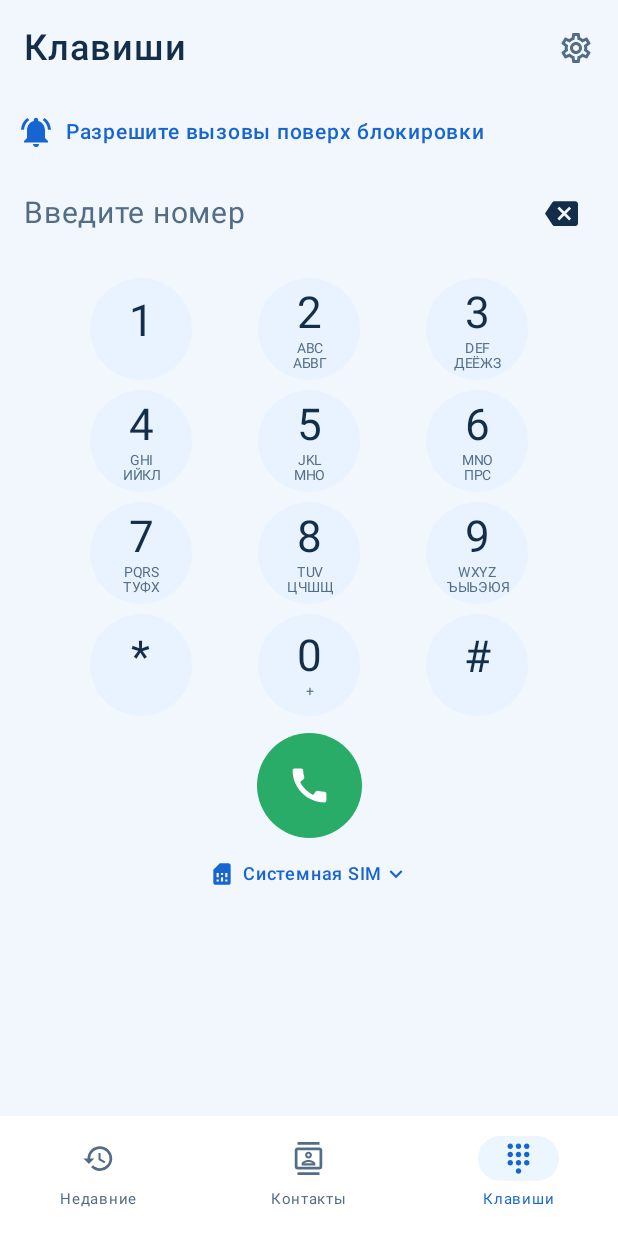
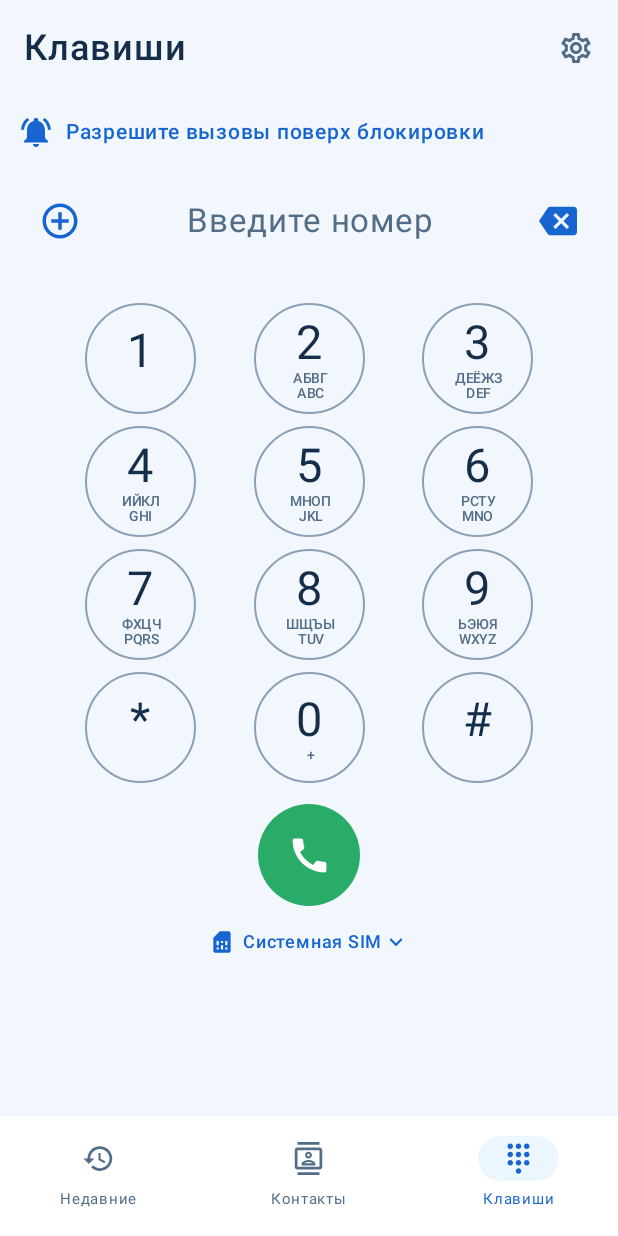
Before and after one commit to mmaximm2017-netizen/Zvonilka, an Android app built with Jetpack Compose: the screen it shows after launch (MainActivity), item 3 of the bottom bar chosen, on a phone screen of 412 x 824 dp. Run offline under Robolectric (Android 15) with nearby library versions, the phone set to English and light mode, and no system bars.

Commit message:
Match keypad layout to iPhone reference

```diff
--- a/app/build.gradle.kts
+++ b/app/build.gradle.kts
@@ -11,8 +11,8 @@ android {
         applicationId = "ru.zvonilka.prototype"
         minSdk = 29
         targetSdk = 35
-        versionCode = 20
-        versionName = "0.11.2"
+        versionCode = 21
+        versionName = "0.11.3"
     }
     buildFeatures {
         compose = true
--- a/app/src/main/java/ru/zvonilka/prototype/MainActivity.kt
+++ b/app/src/main/java/ru/zvonilka/prototype/MainActivity.kt
@@ -378,49 +378,84 @@ class MainActivity : ComponentActivity() {
     @Composable private fun Keypad() {
         var picked by remember { mutableStateOf(false) }
         val matches=remember(number,people,picked) { if(number.isBlank()||picked) emptyList() else people.flatMap { p->p.numbers.filter { NumberTools.key(it).contains(NumberTools.key(number)) || NumberTools.t9(p.name).contains(number) }.map { p to it } }.take(4) }
-        Column(Modifier.fillMaxSize().padding(horizontal=16.dp)) {
+        val exact=people.firstOrNull { it.numbers.any { n->NumberTools.key(n)==NumberTools.key(number) } }
+        val labels=mapOf(
+            '2' to "АБВГ\nABC", '3' to "ДЕЁЖЗ\nDEF", '4' to "ИЙКЛ\nGHI",
+            '5' to "МНОП\nJKL", '6' to "РСТУ\nMNO", '7' to "ФХЦЧ\nPQRS",
+            '8' to "ШЩЪЫ\nTUV", '9' to "ЬЭЮЯ\nWXYZ", '0' to "+"
+        )
+        Column(Modifier.fillMaxSize().padding(horizontal=18.dp),horizontalAlignment=Alignment.CenterHorizontally) {
             Spacer(Modifier.height(8.dp))
-            Row(Modifier.fillMaxWidth(),verticalAlignment=Alignment.CenterVertically) {
-                Text(NumberTools.display(number).ifBlank { "Введите номер" },Modifier.weight(1f).combinedClickable(onClick={},onLongClick={
+            Row(Modifier.fillMaxWidth().height(54.dp),verticalAlignment=Alignment.CenterVertically) {
+                Box(
+                    Modifier.size(44.dp).clip(CircleShape).clickable {
+                        if(number.isBlank()) toast("Сначала введите номер") else editor(PersonRecord(-1,"",listOf(number)))
+                    },
+                    contentAlignment=Alignment.Center
+                ) { Icon(Icons.Default.AddCircleOutline,"Добавить контакт",Modifier.size(28.dp),tint=MaterialTheme.colorScheme.primary) }
+                Text(
+                    NumberTools.display(number).ifBlank { "Введите номер" },
+                    Modifier.weight(1f).padding(horizontal=6.dp).combinedClickable(onClick={},onLongClick={
                         val clip=getSystemService(ClipboardManager::class.java).primaryClip
                         if(clip!=null && clip.itemCount>0) { number=NumberTools.clean(clip.getItemAt(0).coerceToText(this@MainActivity).toString());picked=false }
-                }),fontSize=if(number.isBlank())20.sp else 28.sp,fontWeight=if(number.isBlank())FontWeight.Normal else FontWeight.Medium,color=if(number.isBlank()) MaterialTheme.colorScheme.onSurfaceVariant else MaterialTheme.colorScheme.onSurface,maxLines=1)
-                Box(Modifier.size(44.dp).combinedClickable(onClick={number=number.dropLast(1);picked=false},onLongClick={number="";picked=false}),contentAlignment=Alignment.Center) { Icon(Icons.Default.Backspace,"Удалить; удерживать для очистки",Modifier.size(22.dp)) }
+                    }),
+                    fontSize=if(number.isBlank())22.sp else 27.sp,
+                    fontWeight=FontWeight.Normal,
+                    color=if(number.isBlank()) MaterialTheme.colorScheme.onSurfaceVariant else MaterialTheme.colorScheme.onSurface,
+                    maxLines=1,
+                    textAlign=androidx.compose.ui.text.style.TextAlign.Center
+                )
+                Box(
+                    Modifier.size(44.dp).combinedClickable(onClick={number=number.dropLast(1);picked=false},onLongClick={number="";picked=false}),
+                    contentAlignment=Alignment.Center
+                ) { Icon(Icons.Default.Backspace,"Удалить; удерживать для очистки",Modifier.size(25.dp),tint=MaterialTheme.colorScheme.primary) }
             }
             if(matches.isNotEmpty()) {
-                LazyColumn(Modifier.fillMaxWidth().heightIn(max=116.dp).clip(RoundedCornerShape(16.dp)).background(MaterialTheme.colorScheme.surface),contentPadding=PaddingValues(vertical=2.dp)) {
+                LazyColumn(Modifier.fillMaxWidth().heightIn(max=104.dp).clip(RoundedCornerShape(14.dp)).background(MaterialTheme.colorScheme.surface),contentPadding=PaddingValues(vertical=2.dp)) {
                     items(matches,key={"${it.first.id}:${it.second}"}) { (p,n)->Box(Modifier.clickable { number=NumberTools.clean(n);picked=true }) { PersonRow(p,n) } }
                 }
+            } else if(exact!=null) {
+                Row(Modifier.padding(top=2.dp,bottom=2.dp),verticalAlignment=Alignment.CenterVertically) {
+                    Photo(exact,Modifier.size(26.dp).clip(CircleShape));Spacer(Modifier.width(7.dp));Text(exact.name,style=MaterialTheme.typography.titleMedium)
                 }
-            val p=people.firstOrNull { it.numbers.any { n->NumberTools.key(n)==NumberTools.key(number) } }
-            if(p!=null) Row(Modifier.align(Alignment.CenterHorizontally).padding(top=4.dp,bottom=4.dp),verticalAlignment=Alignment.CenterVertically) { Photo(p,Modifier.size(28.dp).clip(CircleShape));Spacer(Modifier.width(7.dp));Text(p.name,style=MaterialTheme.typography.titleMedium) }
-            else if(number.isNotBlank() && matches.isEmpty()) Row(Modifier.horizontalScroll(rememberScrollState())) {
+            } else if(number.isNotBlank()) {
+                Row(Modifier.horizontalScroll(rememberScrollState())) {
                     TextButton(onClick={editor(PersonRecord(-1,"",listOf(number)))}) { Text("Создать контакт") }
                     TextButton(onClick={
                         if(people.isEmpty()) toast("Сначала создайте контакт") else android.app.AlertDialog.Builder(this@MainActivity).setTitle("Добавить номер к контакту")
                             .setItems(people.map { it.name }.toTypedArray()) { _,i->editor(people[i].copy(numbers=people[i].numbers+number)) }.show()
                     }) { Text("Добавить к существующему") }
                 }
-            Spacer(Modifier.height(18.dp))
-            listOf("123","456","789","*0#").forEach { line->Row(Modifier.fillMaxWidth(),horizontalArrangement=Arrangement.SpaceEvenly) {
+            }
+            Spacer(Modifier.height(if(matches.isEmpty() && exact==null && number.isBlank())24.dp else 10.dp))
+            listOf("123","456","789","*0#").forEach { line->
+                Row(Modifier.fillMaxWidth(),horizontalArrangement=Arrangement.SpaceEvenly) {
                     line.forEach { digit->
-                    Surface(Modifier.padding(vertical=3.dp).size(68.dp).combinedClickable(onClick={
+                        Surface(
+                            Modifier.padding(vertical=4.dp).size(74.dp)
+                                .border(1.dp,MaterialTheme.colorScheme.outline.copy(alpha=.85f),CircleShape)
+                                .combinedClickable(onClick={
                                     number+=digit;picked=false
                                     if(getSharedPreferences("settings",0).getBoolean("haptic",true)) window.decorView.performHapticFeedback(android.view.HapticFeedbackConstants.KEYBOARD_TAP)
-                    },onLongClick={if(digit=='0') { number+="+";picked=false }}),shape=CircleShape,color=MaterialTheme.colorScheme.surfaceVariant) {
+                                },onLongClick={if(digit=='0') { number+="+";picked=false }}),
+                            shape=CircleShape,
+                            color=Color.Transparent
+                        ) {
                             Column(horizontalAlignment=Alignment.CenterHorizontally,verticalArrangement=Arrangement.Center) {
-                            Text(digit.toString(),fontSize=29.sp,fontWeight=FontWeight.Normal,color=MaterialTheme.colorScheme.onSurface)
-                            Text(when(digit){'2'->"ABC\nАБВГ";'3'->"DEF\nДЕЁЖЗ";'4'->"GHI\nИЙКЛ";'5'->"JKL\nМНО";'6'->"MNO\nПРС";'7'->"PQRS\nТУФХ";'8'->"TUV\nЦЧШЩ";'9'->"WXYZ\nЪЫЬЭЮЯ";'0'->"+";else->""},fontSize=9.sp,lineHeight=10.sp,textAlign=androidx.compose.ui.text.style.TextAlign.Center,color=MaterialTheme.colorScheme.onSurfaceVariant)
+                                Text(digit.toString(),fontSize=31.sp,fontWeight=FontWeight.Normal,color=MaterialTheme.colorScheme.onSurface)
+                                Text(labels[digit].orEmpty(),fontSize=9.sp,lineHeight=10.sp,textAlign=androidx.compose.ui.text.style.TextAlign.Center,color=MaterialTheme.colorScheme.onSurfaceVariant,fontWeight=FontWeight.Medium)
                             }
                         }
                     }
-            } }
+                }
+            }
             val ignored=simRevision
-            Column(Modifier.align(Alignment.CenterHorizontally).padding(top=8.dp,bottom=2.dp),horizontalAlignment=Alignment.CenterHorizontally) {
-                Box(Modifier.size(70.dp).clip(CircleShape).background(Green).combinedClickable(onClick={dial(number)},onLongClick={Dialing.choose(this@MainActivity,number.ifBlank { null }){simRevision++}}),contentAlignment=Alignment.Center) {
+            Spacer(Modifier.height(10.dp))
+            Box(Modifier.size(68.dp).clip(CircleShape).background(Green).combinedClickable(onClick={dial(number)},onLongClick={Dialing.choose(this@MainActivity,number.ifBlank { null }){simRevision++}}),contentAlignment=Alignment.Center) {
                 Icon(Icons.Default.Call,"Позвонить; удерживать для выбора SIM",Modifier.size(30.dp),tint=Color.White)
             }
-                TextButton(onClick={Dialing.choose(this@MainActivity,number.ifBlank{null}){simRevision++}}) { Icon(Icons.Default.SimCard,null,Modifier.size(17.dp));Spacer(Modifier.width(5.dp));Text(Dialing.selectedLabel(this@MainActivity,number),style=MaterialTheme.typography.labelMedium);Icon(Icons.Default.ExpandMore,null,Modifier.size(17.dp)) }
+            TextButton(onClick={Dialing.choose(this@MainActivity,number.ifBlank{null}){simRevision++}},contentPadding=PaddingValues(horizontal=10.dp,vertical=4.dp)) {
+                Icon(Icons.Default.SimCard,null,Modifier.size(17.dp));Spacer(Modifier.width(5.dp));Text(Dialing.selectedLabel(this@MainActivity,number),style=MaterialTheme.typography.labelMedium);Icon(Icons.Default.ExpandMore,null,Modifier.size(17.dp))
             }
             Spacer(Modifier.weight(1f))
         }
```
Lines whose indentation alone changed are shown as unchanged.
